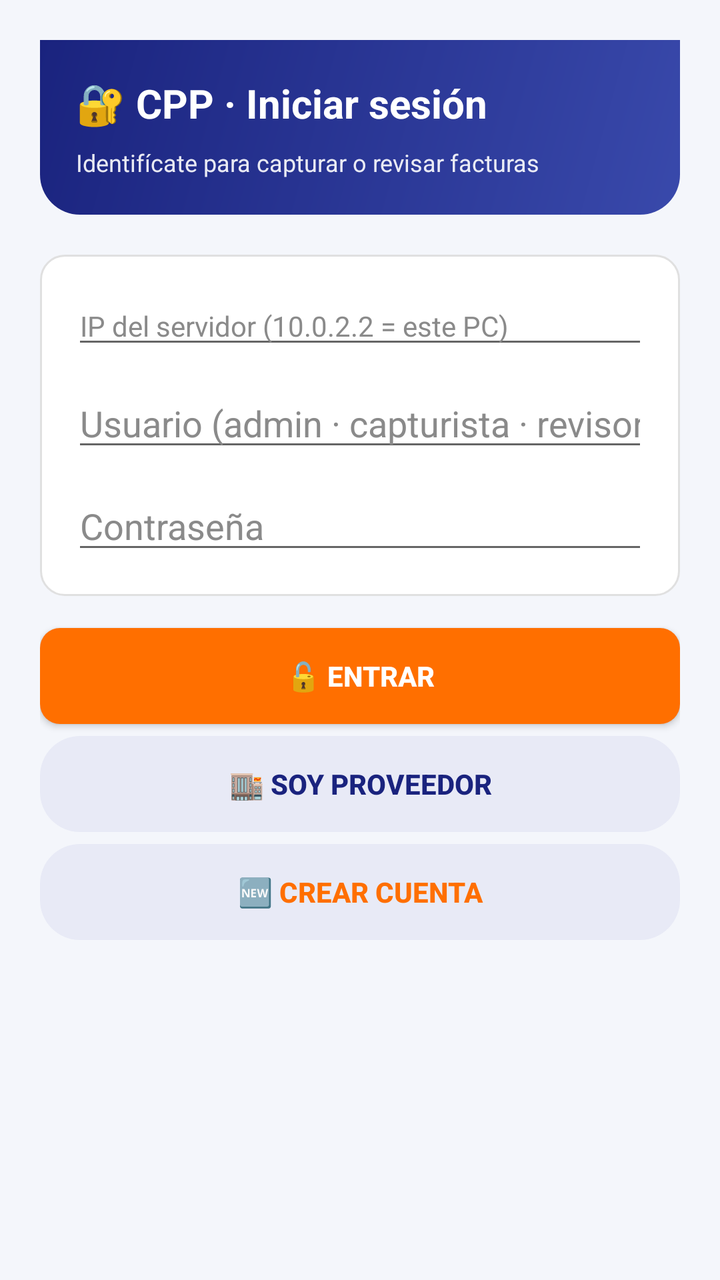
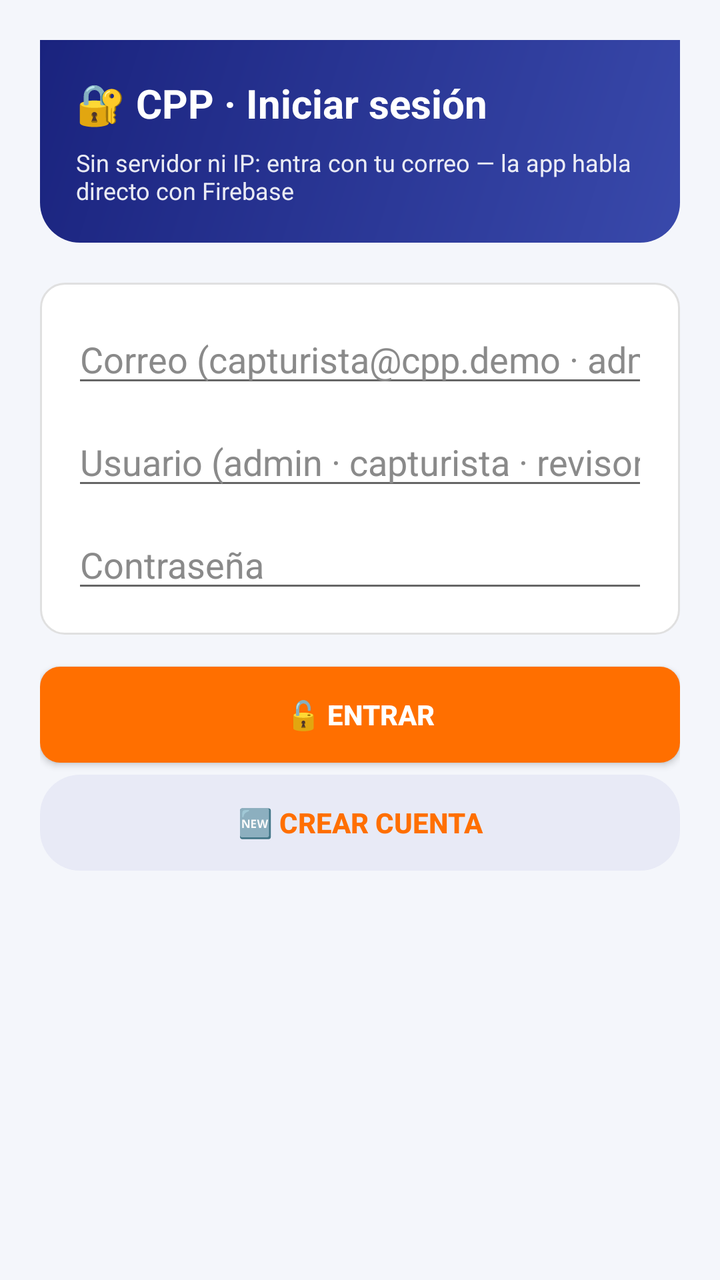

Two renders of the same Android screen: before a commit and after it. Below are the layout's source before the change and the commit's diff.
<!-- AndroidManifest.xml: application theme Theme.CPP -->
<!-- res/layout/activity_login.xml -->
<?xml version="1.0" encoding="utf-8"?>
<ScrollView xmlns:android="http://schemas.android.com/apk/res/android"
    android:layout_width="match_parent"
    android:layout_height="match_parent"
    android:fillViewport="true">

    <LinearLayout
        android:layout_width="match_parent"
        android:layout_height="wrap_content"
        android:background="@color/fondo_pantalla"
        android:gravity="center_horizontal"
        android:orientation="vertical"
        android:padding="20dp">

        
        <LinearLayout
            android:layout_width="match_parent"
            android:layout_height="wrap_content"
            android:layout_marginBottom="20dp"
            android:background="@drawable/bg_encabezado"
            android:orientation="vertical"
            android:padding="18dp">

            <TextView
                android:layout_width="match_parent"
                android:layout_height="wrap_content"
                android:text="@string/titulo_login"
                android:textColor="@color/blanco"
                android:textSize="20sp"
                android:textStyle="bold" />

            <TextView
                android:layout_width="match_parent"
                android:layout_height="wrap_content"
                android:layout_marginTop="8dp"
                android:text="@string/subtitulo_login"
                android:textColor="@color/blanco_90"
                android:textSize="12sp" />
        </LinearLayout>

        
        <LinearLayout
            android:layout_width="match_parent"
            android:layout_height="wrap_content"
            android:background="@drawable/bg_tarjeta_blanca"
            android:orientation="vertical"
            android:padding="16dp">

            <EditText
                android:id="@+id/txtServidorLogin"
                android:layout_width="match_parent"
                android:layout_height="wrap_content"
                android:hint="@string/hint_servidor"
                android:inputType="text"
                android:maxLines="1"
                android:textColor="@color/texto_sobre_tarjeta"
                android:textColorHint="@color/hint_sobre_tarjeta"
                android:textSize="14sp" />

            <EditText
                android:id="@+id/txtUsuarioLogin"
                android:layout_width="match_parent"
                android:layout_height="wrap_content"
                android:layout_marginTop="10dp"
                android:hint="@string/hint_usuario"
                android:inputType="text"
                android:maxLines="1"
                android:textColor="@color/texto_sobre_tarjeta"
                android:textColorHint="@color/hint_sobre_tarjeta" />

            <EditText
                android:id="@+id/txtPasswordLogin"
                android:layout_width="match_parent"
                android:layout_height="wrap_content"
                android:layout_marginTop="10dp"
                android:hint="@string/hint_password"
                android:inputType="textPassword"
                android:maxLines="1"
                android:textColor="@color/texto_sobre_tarjeta"
                android:textColorHint="@color/hint_sobre_tarjeta" />
        </LinearLayout>

        
        <Button
            android:id="@+id/btnEntrar"
            android:layout_width="match_parent"
            android:layout_height="wrap_content"
            android:layout_marginTop="16dp"
            android:background="@drawable/bg_boton_principal"
            android:text="@string/btn_entrar"
            android:textColor="@color/texto_boton_principal"
            android:textStyle="bold" />

        
        <Button
            android:id="@+id/btnSoyProveedor"
            style="?android:attr/borderlessButtonStyle"
            android:layout_width="match_parent"
            android:layout_height="wrap_content"
            android:layout_marginTop="6dp"
            android:background="@drawable/bg_boton_pill"
            android:text="@string/btn_soy_proveedor"
            android:textColor="@color/primario"
            android:textStyle="bold" />

        
        <Button
            android:id="@+id/btnCrearCuenta"
            style="?android:attr/borderlessButtonStyle"
            android:layout_width="match_parent"
            android:layout_height="wrap_content"
            android:layout_marginTop="6dp"
            android:background="@drawable/bg_boton_pill"
            android:text="@string/btn_crear_cuenta"
            android:textColor="@color/acento"
            android:textStyle="bold" />

        <ProgressBar
            android:id="@+id/barraLogin"
            android:layout_width="wrap_content"
            android:layout_height="wrap_content"
            android:layout_marginTop="12dp"
            android:indeterminateTint="@color/acento"
            android:visibility="gone" />

        
        <TextView
            android:id="@+id/txtResultadoLogin"
            android:layout_width="match_parent"
            android:layout_height="wrap_content"
            android:layout_marginTop="12dp"
            android:background="@drawable/bg_veredicto"
            android:padding="14dp"
            android:textColor="@color/texto_normal"
            android:textIsSelectable="true"
            android:textSize="14sp"
            android:visibility="gone" />
    </LinearLayout>
</ScrollView>
<!-- resources referenced by this layout -->
<resources>
  <color name="acento">#FF6F00</color>
  <color name="blanco">#FFFFFF</color>
  <color name="blanco_90">#E6FFFFFF</color>
  <color name="fondo_pantalla">#F4F6FB</color>
  <color name="hint_sobre_tarjeta">#8A8A8A</color>
  <color name="primario">#1A237E</color>
  <color name="texto_normal">#212121</color>
  <color name="texto_sobre_tarjeta">#212121</color>
  <!-- drawable bg_boton_pill (drawable) -->
  <?xml version="1.0" encoding="utf-8"?>
  <shape xmlns:android="http://schemas.android.com/apk/res/android"
      android:shape="rectangle">
      <corners android:radius="20dp" />
      <solid android:color="@color/primario_pastel" />
  </shape>
  <!-- drawable bg_boton_principal (drawable) -->
  <?xml version="1.0" encoding="utf-8"?>
  <selector xmlns:android="http://schemas.android.com/apk/res/android">
      <item android:state_enabled="false">
          <shape android:shape="rectangle">
              <corners android:radius="10dp" />
              <solid android:color="@color/gris_pendiente_claro" />
          </shape>
      </item>
      <item>
          <shape android:shape="rectangle">
              <corners android:radius="10dp" />
              <solid android:color="@color/acento" />
          </shape>
      </item>
  </selector>
  <!-- drawable bg_encabezado (drawable) -->
  <?xml version="1.0" encoding="utf-8"?>
  <shape xmlns:android="http://schemas.android.com/apk/res/android"
      android:shape="rectangle">
      <gradient
          android:angle="315"
          android:endColor="@color/primario_medio"
          android:startColor="@color/primario" />
      <corners
          android:bottomLeftRadius="20dp"
          android:bottomRightRadius="20dp" />
  </shape>
  <!-- drawable bg_tarjeta_blanca (drawable) -->
  <?xml version="1.0" encoding="utf-8"?>
  <shape xmlns:android="http://schemas.android.com/apk/res/android"
      android:shape="rectangle">
      <corners android:radius="12dp" />
      <solid android:color="@color/blanco" />
      <stroke
          android:width="1dp"
          android:color="@color/borde_tarjeta" />
  </shape>
  <!-- drawable bg_veredicto (drawable) -->
  <?xml version="1.0" encoding="utf-8"?>
  <shape xmlns:android="http://schemas.android.com/apk/res/android"
      android:shape="rectangle">
      <corners android:radius="12dp" />
      <solid android:color="@color/blanco" />
      <stroke
          android:width="1dp"
          android:color="@color/borde_tarjeta" />
  </shape>
  <string name="btn_crear_cuenta">🆕 Crear cuenta</string>
  <string name="btn_entrar">🔓 Entrar</string>
  <string name="btn_soy_proveedor">🏬 Soy proveedor</string>
  <string name="hint_password">Contraseña</string>
  <string name="hint_servidor">IP del servidor (10.0.2.2 = este PC)</string>
  <string name="hint_usuario">Usuario (admin · capturista · revisor)</string>
  <string name="subtitulo_login">Identifícate para capturar o revisar facturas</string>
  <string name="titulo_login">🔐 CPP · Iniciar sesión</string>
  <style name="Theme.CPP" parent="Theme.AppCompat.DayNight.DarkActionBar">
          <item name="colorPrimary">@color/primario</item>
          <item name="colorPrimaryDark">@color/primario_oscuro</item>
          <item name="colorAccent">@color/acento</item>
      </style>
  <color name="primario_pastel">#E8EAF6</color>
  <color name="gris_pendiente_claro">#F5F5F5</color>
  <color name="primario_medio">#3949AB</color>
  <color name="borde_tarjeta">#E0E0E0</color>
  <color name="primario_oscuro">#0D1442</color>
</resources>

<!-- the commit's change to res/layout/activity_login.xml (unified diff, before → after) -->
@@ -33,7 +33,7 @@
                 android:layout_width="match_parent"
                 android:layout_height="wrap_content"
                 android:layout_marginTop="8dp"
-                android:text="@string/subtitulo_login"
+                android:text="@string/subtitulo_login_s10"
                 android:textColor="@color/blanco_90"
                 android:textSize="12sp" />
         </LinearLayout>
@@ -47,15 +47,14 @@
             android:padding="16dp">
 
             <EditText
-                android:id="@+id/txtServidorLogin"
+                android:id="@+id/txtCorreoLogin"
                 android:layout_width="match_parent"
                 android:layout_height="wrap_content"
-                android:hint="@string/hint_servidor"
-                android:inputType="text"
+                android:hint="@string/hint_correo"
+                android:inputType="textEmailAddress"
                 android:maxLines="1"
                 android:textColor="@color/texto_sobre_tarjeta"
-                android:textColorHint="@color/hint_sobre_tarjeta"
-                android:textSize="14sp" />
+                android:textColorHint="@color/hint_sobre_tarjeta" />
 
             <EditText
                 android:id="@+id/txtUsuarioLogin"
@@ -93,18 +92,6 @@
 
         
         <Button
-            android:id="@+id/btnSoyProveedor"
-            style="?android:attr/borderlessButtonStyle"
-            android:layout_width="match_parent"
-            android:layout_height="wrap_content"
-            android:layout_marginTop="6dp"
-            android:background="@drawable/bg_boton_pill"
-            android:text="@string/btn_soy_proveedor"
-            android:textColor="@color/primario"
-            android:textStyle="bold" />
-
-        
-        <Button
             android:id="@+id/btnCrearCuenta"
             style="?android:attr/borderlessButtonStyle"
             android:layout_width="match_parent"
<!-- resource entries referenced after the edit -->
@@ -65,11 +65,10 @@
   </shape>
   <string name="btn_crear_cuenta">🆕 Crear cuenta</string>
   <string name="btn_entrar">🔓 Entrar</string>
-  <string name="btn_soy_proveedor">🏬 Soy proveedor</string>
+  <string name="hint_correo">Correo (capturista@cpp.demo · admin@cpp.demo …)</string>
   <string name="hint_password">Contraseña</string>
-  <string name="hint_servidor">IP del servidor (10.0.2.2 = este PC)</string>
   <string name="hint_usuario">Usuario (admin · capturista · revisor)</string>
-  <string name="subtitulo_login">Identifícate para capturar o revisar facturas</string>
+  <string name="subtitulo_login_s10">Sin servidor ni IP: entra con tu correo — la app habla directo con Firebase</string>
   <string name="titulo_login">🔐 CPP · Iniciar sesión</string>
   <style name="Theme.CPP" parent="Theme.AppCompat.DayNight.DarkActionBar">
           <item name="colorPrimary">@color/primario</item>
